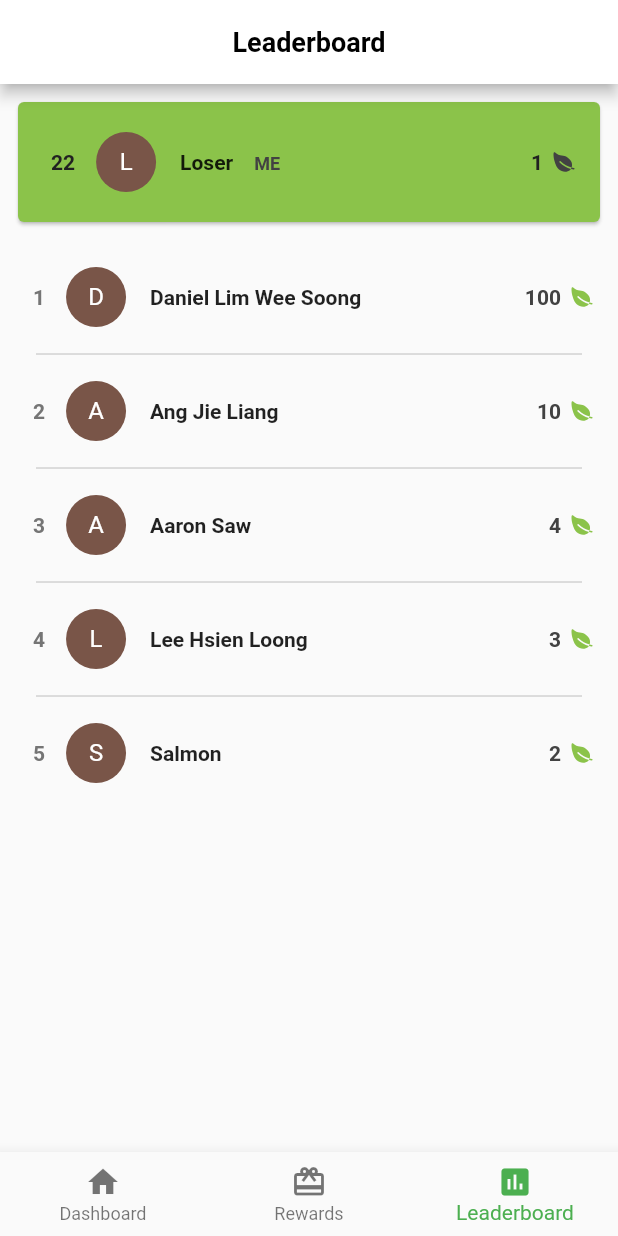
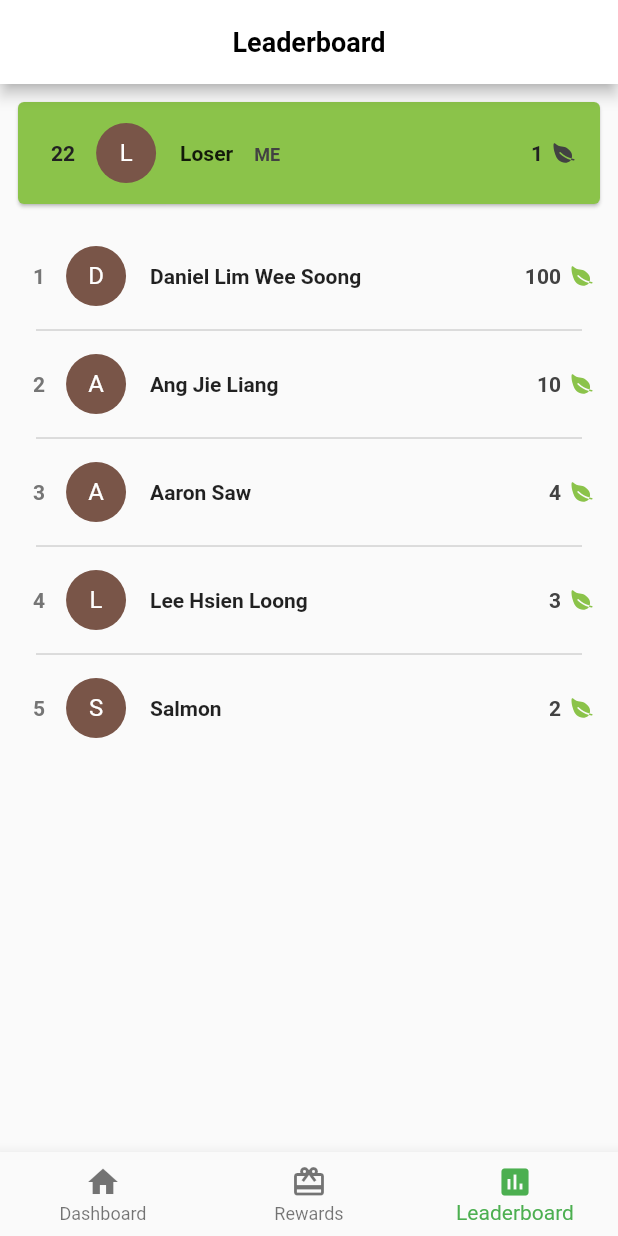
Before and after one commit to daniellimws/ReduceLah, a Flutter app: the screen it shows after launch, item 3 of the bottom bar chosen, on a phone screen of 412 x 824 dp. Run offline on Flutter 3.47's test engine with Material 2 defaults, Android fonts, the light colour scheme and no system bars; our stand-ins replace flare_flutter, flutter_icons; missing offline and left inert: flutter_nfc_reader.

Commit message:
Reduce list item paddings

```diff
--- a/lib/tabs/leaderboard_tab.dart
+++ b/lib/tabs/leaderboard_tab.dart
@@ -61,12 +61,7 @@ class _LeaderboardTabState extends State<LeaderboardTab> {
           Divider(color: Colors.grey[400], indent: 24, endIndent: 24),
       itemBuilder: (context, index) {
         User user = _leaderboardData.users[index];
-        return me.id == user.id
-            ? _meCard()
-            : Padding(
-                padding:
-                    const EdgeInsets.symmetric(vertical: 2.0, horizontal: 0),
-                child: _listItem(user, false));
+        return me.id == user.id ? _meCard() : _listItem(user, false);
       },
     );
   }
@@ -77,7 +72,7 @@ class _LeaderboardTabState extends State<LeaderboardTab> {
       child: Card(
           color: Colors.lightGreen,
           child: Padding(
-            padding: const EdgeInsets.symmetric(vertical: 12.0),
+            padding: const EdgeInsets.symmetric(vertical: 6.0),
             child: _listItem(me, true),
           )),
     );
@@ -108,7 +103,7 @@ class _LeaderboardTabState extends State<LeaderboardTab> {
       leading: Wrap(
         children: <Widget>[
           Padding(
-            padding: const EdgeInsets.all(6.0),
+            padding: const EdgeInsets.symmetric(horizontal: 6.0),
             child: Padding(
               padding: const EdgeInsets.only(right: 8.0),
               child: Text(user.rank.toString(),
```
